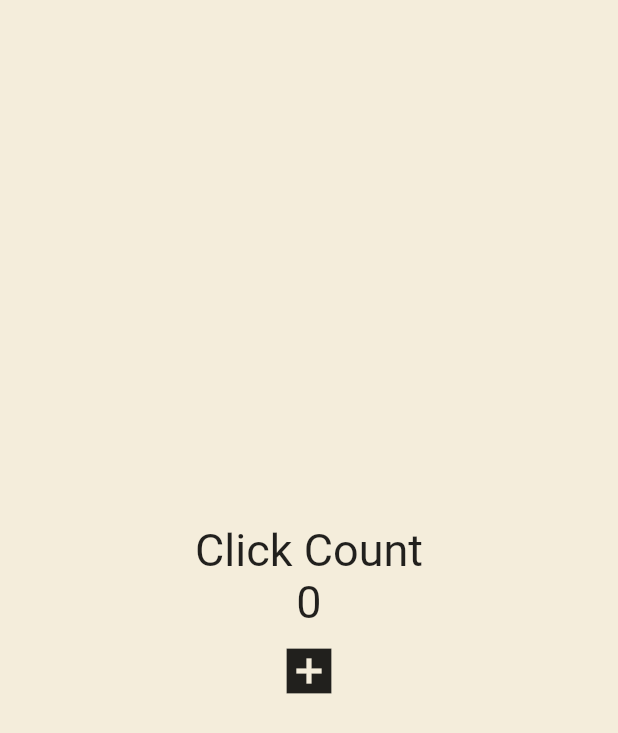
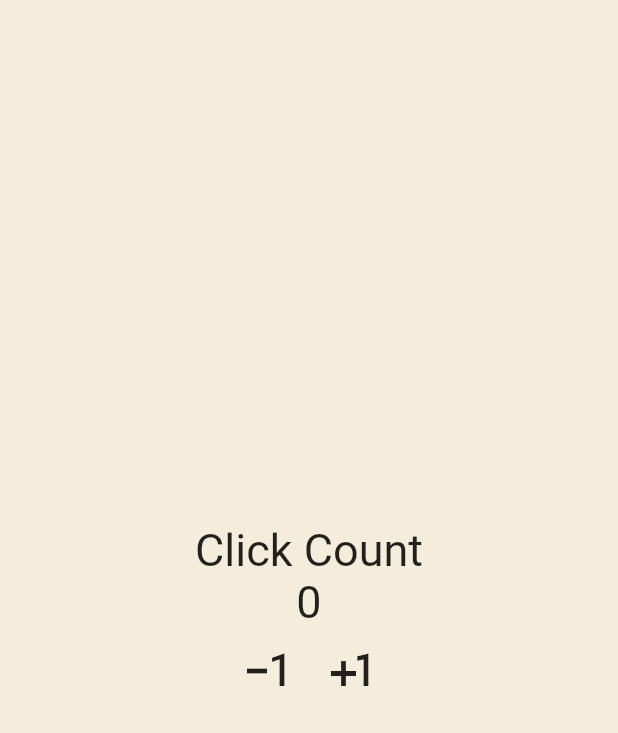
Before and after one commit to front-chan/flutter_study, a Flutter app: the screen it shows after launch, on a phone screen of 412 x 824 dp. Shown: the top 733 px of the screen. Run offline on Flutter 3.47's test engine with Material 2 defaults, Android fonts, the phone set to English and light mode, and no system bars.

Commit message:
counter plus, minus test

```diff
--- a/lib/main.dart
+++ b/lib/main.dart
@@ -12,9 +12,15 @@ class App extends StatefulWidget {
 class _AppState extends State<App> {
   int counter = 0;
 
-  void onClicked() {
+  void onPlused() {
     setState(() {
       counter = counter + 1;
+    });
+  }
+
+  void onMinused() {
+    setState(() {
+      counter = counter - 1;
     });
   }
 
@@ -39,12 +45,27 @@ class _AppState extends State<App> {
                   fontSize: 30,
                 ),
               ),
-              IconButton(
-                iconSize: 40,
-                onPressed: onClicked,
-                icon: const Icon(
-                  Icons.add_box_sharp,
-                ),
+              Row(
+                mainAxisAlignment: MainAxisAlignment.center,
+                children: [
+                  IconButton(
+                    // style: const ButtonStyle(
+                    //   backgroundColor: MaterialStatePropertyAll(Colors.black),
+                    // ),
+                    iconSize: 40,
+                    onPressed: onMinused,
+                    icon: const Icon(
+                      Icons.exposure_minus_1_sharp,
+                    ),
+                  ),
+                  IconButton(
+                    iconSize: 40,
+                    onPressed: onPlused,
+                    icon: const Icon(
+                      Icons.plus_one_sharp,
+                    ),
+                  ),
+                ],
               )
             ],
           ),
```
